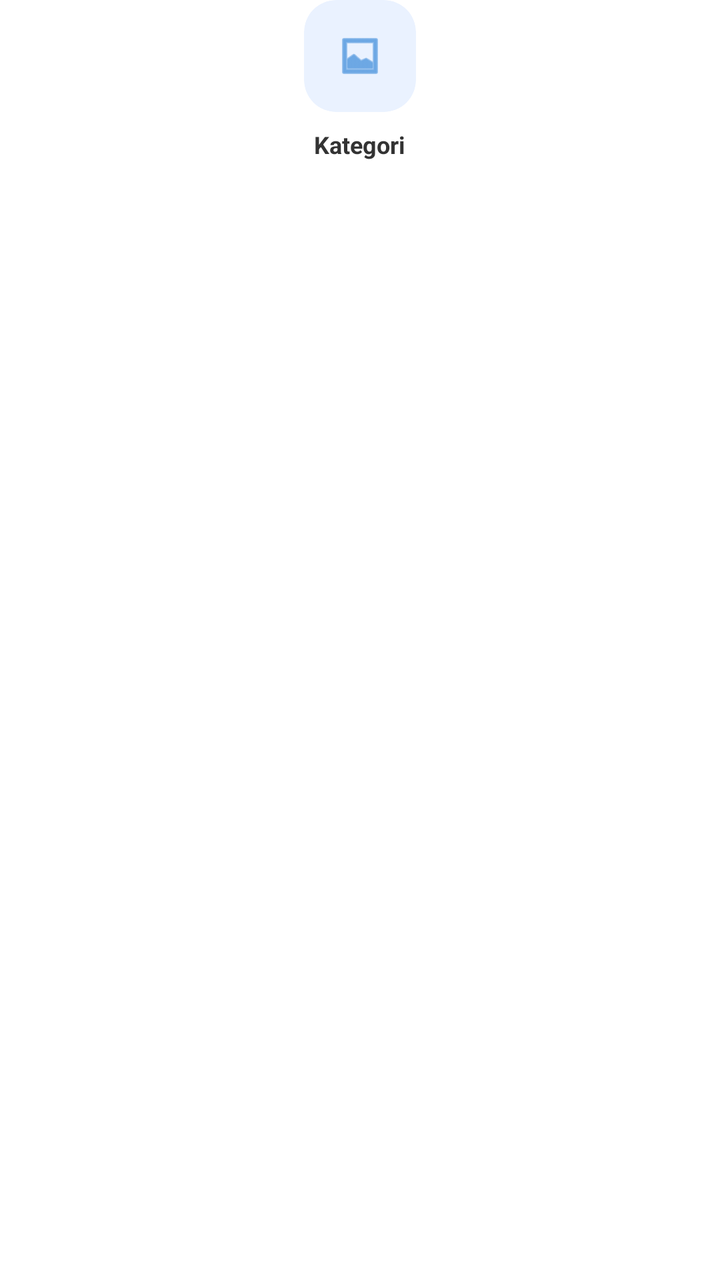
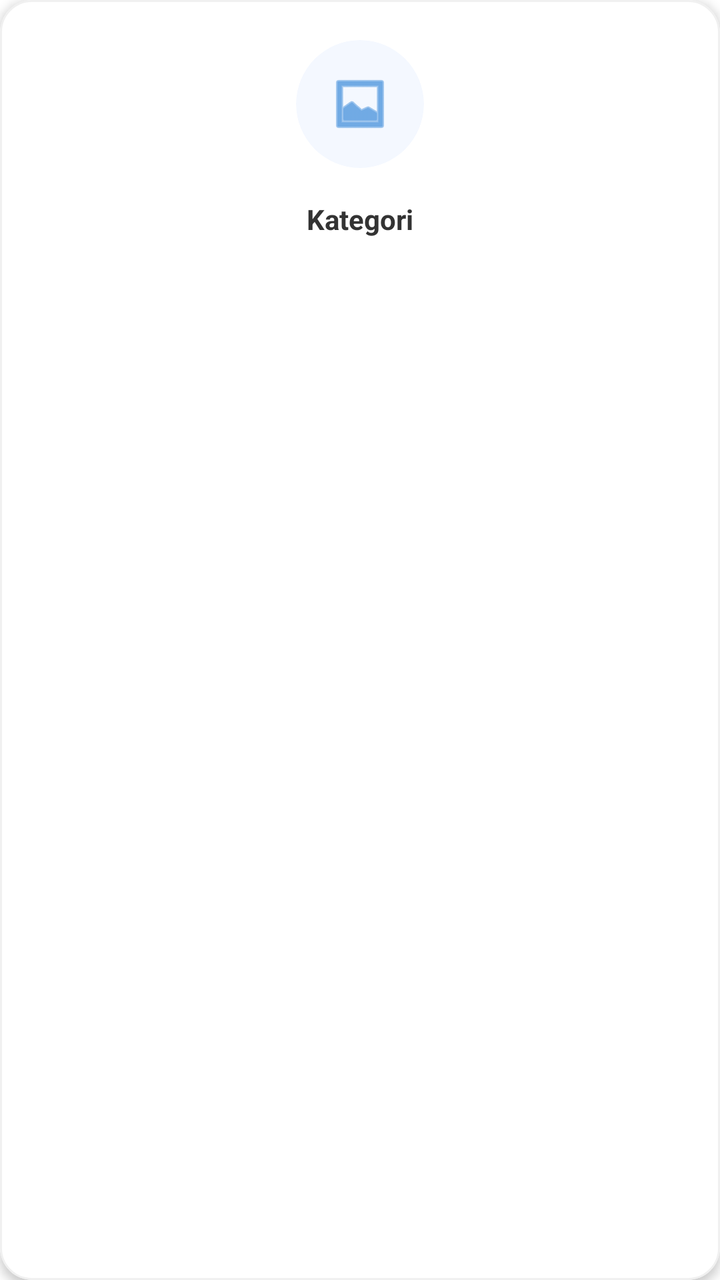

Two renders of the same Android screen: before a commit and after it. Below are the layout's source before the change and the commit's diff.
<!-- AndroidManifest.xml: application theme Theme.DataMart -->
<!-- res/layout/item_category.xml -->
<?xml version="1.0" encoding="utf-8"?>
<LinearLayout xmlns:android="http://schemas.android.com/apk/res/android"
    xmlns:app="http://schemas.android.com/apk/res-auto"
    android:layout_width="wrap_content"
    android:layout_height="wrap_content"
    android:orientation="vertical"
    android:gravity="center_horizontal"
    android:layout_marginEnd="16dp">

    <com.google.android.material.card.MaterialCardView
        android:layout_width="56dp"
        android:layout_height="56dp"
        app:cardBackgroundColor="#EAF2FF"
        app:cardCornerRadius="16dp"
        app:cardElevation="0dp"
        app:strokeWidth="0dp">

        <ImageView
            android:id="@+id/ivCategoryIcon"
            android:layout_width="24dp"
            android:layout_height="24dp"
            android:layout_gravity="center"
            android:src="@android:drawable/ic_menu_gallery"
            app:tint="@color/lumina_blue" />
    </com.google.android.material.card.MaterialCardView>

    <TextView
        android:id="@+id/tvCategoryName"
        android:layout_width="wrap_content"
        android:layout_height="wrap_content"
        android:layout_marginTop="8dp"
        android:text="Kategori"
        android:textColor="@color/text_primary"
        android:textSize="12sp"
        android:textStyle="bold" />
</LinearLayout>
<!-- resources referenced by this layout -->
<resources>
  <color name="lumina_blue">#1976D2</color>
  <color name="text_primary">#333333</color>
  <style name="Theme.DataMart" parent="Theme.MaterialComponents.DayNight.NoActionBar">
  
          <item name="colorPrimary">@color/colorPrimary</item>
          <item name="colorPrimaryVariant">@color/colorPrimaryDark</item>
          <item name="colorOnPrimary">@color/white</item>
  
          <item name="colorSecondary">@color/colorAccent</item>
          <item name="colorSecondaryVariant">@color/colorAccent</item>
          <item name="colorOnSecondary">@color/white</item>
  
          <item name="android:statusBarColor">@color/colorPrimaryDark</item>
  
          <item name="android:fontFamily">sans-serif</item>
      </style>
  <color name="colorPrimary">#1976D2</color>
  <color name="colorPrimaryDark">#115293</color>
  <color name="white">#FFFFFFFF</color>
  <color name="colorAccent">#FF4081</color>
</resources>

<!-- the commit's change to res/layout/item_category.xml (unified diff, before → after) -->
@@ -1,36 +1,58 @@
 <?xml version="1.0" encoding="utf-8"?>
-<LinearLayout xmlns:android="http://schemas.android.com/apk/res/android"
+<com.google.android.material.card.MaterialCardView
+    xmlns:android="http://schemas.android.com/apk/res/android"
     xmlns:app="http://schemas.android.com/apk/res-auto"
-    android:layout_width="wrap_content"
+    android:layout_width="match_parent"
     android:layout_height="wrap_content"
-    android:orientation="vertical"
-    android:gravity="center_horizontal"
-    android:layout_marginEnd="16dp">
+    android:layout_margin="8dp"
+    android:clickable="true"
+    android:focusable="true"
+    android:foreground="?android:attr/selectableItemBackground"
+    app:cardBackgroundColor="@color/white"
+    app:cardCornerRadius="16dp"
+    app:cardElevation="3dp"
+    app:strokeColor="#F0F0F0"
+    app:strokeWidth="1dp">
 
-    <com.google.android.material.card.MaterialCardView
-        android:layout_width="56dp"
-        android:layout_height="56dp"
-        app:cardBackgroundColor="#EAF2FF"
-        app:cardCornerRadius="16dp"
-        app:cardElevation="0dp"
-        app:strokeWidth="0dp">
+    <LinearLayout
+        android:layout_width="match_parent"
+        android:layout_height="wrap_content"
+        android:gravity="center"
+        android:orientation="vertical"
+        android:padding="20dp">
 
-        <ImageView
-            android:id="@+id/ivCategoryIcon"
-            android:layout_width="24dp"
-            android:layout_height="24dp"
-            android:layout_gravity="center"
-            android:src="@android:drawable/ic_menu_gallery"
-            app:tint="@color/lumina_blue" />
-    </com.google.android.material.card.MaterialCardView>
+        
+        <com.google.android.material.card.MaterialCardView
+            android:layout_width="64dp"
+            android:layout_height="64dp"
+            app:cardBackgroundColor="#F4F8FF"
+            app:cardCornerRadius="32dp"
+            app:cardElevation="0dp"
+            app:strokeWidth="0dp">
 
-    <TextView
-        android:id="@+id/tvCategoryName"
-        android:layout_width="wrap_content"
-        android:layout_height="wrap_content"
-        android:layout_marginTop="8dp"
-        android:text="Kategori"
-        android:textColor="@color/text_primary"
-        android:textSize="12sp"
-        android:textStyle="bold" />
-</LinearLayout>
+            <ImageView
+                android:id="@+id/ivCategoryIcon"
+                android:layout_width="32dp"
+                android:layout_height="32dp"
+                android:layout_gravity="center"
+                android:src="@android:drawable/ic_menu_gallery"
+                app:tint="@color/lumina_blue" />
+        </com.google.android.material.card.MaterialCardView>
+
+        
+        <TextView
+            android:id="@+id/tvCategoryName"
+            android:layout_width="match_parent"
+            android:layout_height="wrap_content"
+            android:layout_marginTop="16dp"
+            android:ellipsize="end"
+            android:maxLines="2"
+            android:text="Kategori"
+            android:textAlignment="center"
+            android:textColor="@color/text_primary"
+            android:textSize="14sp"
+            android:textStyle="bold" />
+
+    </LinearLayout>
+
+</com.google.android.material.card.MaterialCardView>
